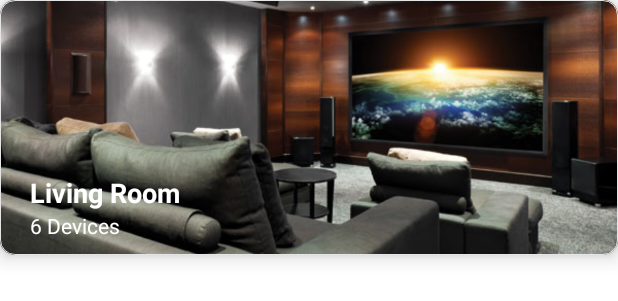
After one commit to ihebhm/smarty-home, an Android app: the layout item_room.xml on its own in the app's theme, with its tools: preview values and no code run, on a phone screen of 412 x 824 dp. The commit adds this screen. Shown: the top 301 px of the screen. Run offline under Robolectric (Android 15) with nearby library versions, the phone set to English and light mode, and no system bars.

Commit message:
add home design + show home data

```diff
--- /dev/null
+++ b/app/src/main/res/layout/item_room.xml
@@ -0,0 +1,71 @@
+<?xml version="1.0" encoding="utf-8"?>
+<layout xmlns:android="http://schemas.android.com/apk/res/android"
+    xmlns:app="http://schemas.android.com/apk/res-auto"
+    xmlns:tools="http://schemas.android.com/tools">
+
+    <data>
+
+        <import type="android.view.View" />
+
+        <variable
+            name="item"
+            type="com.android.smartyhome.model.Room" />
+
+        <variable
+            name="viewModel"
+            type="com.android.smartyhome.viewModels.HomeViewModel" />
+
+    </data>
+
+    <com.google.android.material.card.MaterialCardView
+        style="@style/Widget.Doc.Card"
+        android:layout_width="match_parent"
+        android:layout_height="170dp"
+        app:layout_constraintWidth_percent="0.85"
+        app:strokeColor="@color/color_stroke"
+        android:layout_marginBottom="10dp"
+        app:strokeWidth="0.1dp">
+
+        <androidx.constraintlayout.widget.ConstraintLayout
+            android:layout_width="match_parent"
+            android:layout_height="match_parent">
+
+            <ImageView
+                android:layout_width="match_parent"
+                android:layout_height="wrap_content"
+                android:scaleType="centerCrop"
+                android:src="@{item.image}"
+                app:layout_constraintBottom_toBottomOf="parent"
+                app:layout_constraintEnd_toEndOf="parent"
+                app:layout_constraintStart_toStartOf="parent"
+                app:layout_constraintTop_toTopOf="parent"
+                tools:src="@drawable/mediaroom"/>
+
+            <TextView
+                android:layout_width="wrap_content"
+                android:layout_height="wrap_content"
+                android:layout_marginStart="20dp"
+                android:textColor="@color/white"
+                android:textSize="18sp"
+                android:textStyle="bold"
+                android:text="@{item.name}"
+                app:layout_constraintBottom_toTopOf="@+id/devices_number_txt"
+                app:layout_constraintStart_toStartOf="parent"
+                tools:text="Living Room" />
+
+            <TextView
+                android:id="@+id/devices_number_txt"
+                android:layout_width="wrap_content"
+                android:layout_height="wrap_content"
+                android:layout_marginStart="20dp"
+                android:layout_marginBottom="10dp"
+                android:textColor="@color/white"
+                textInt="@{item.deviceNumber}"
+                app:layout_constraintBottom_toBottomOf="parent"
+                app:layout_constraintStart_toStartOf="parent"
+                tools:text="6 Devices" />
+
+
+        </androidx.constraintlayout.widget.ConstraintLayout>
+    </com.google.android.material.card.MaterialCardView>
+</layout>
--- a/app/src/main/res/values/colors.xml
+++ b/app/src/main/res/values/colors.xml
@@ -13,4 +13,7 @@
     <color name="black">#000000</color>
     <color name="hint_text">#C3C3C3</color>
     <color name="black_text">#212121</color>
+
+
+    <color name="color_stroke">#E5E5E5</color>
 </resources>
--- a/app/src/main/res/values/strings.xml
+++ b/app/src/main/res/values/strings.xml
@@ -6,4 +6,7 @@
     <string name="welcome_home">Welcome Home</string>
     <string name="name_hint">Your Name</string>
     <string name="continue_btn">CONTINUE</string>
+    <string name="welcome">Welcome</string>
+    <string name="devices">Devices</string>
+    <string name="device">Device</string>
 </resources>
--- a/app/src/main/res/values/styles.xml
+++ b/app/src/main/res/values/styles.xml
@@ -51,4 +51,11 @@
         <item name="android:textStyle">bold</item>
     </style>
 
+    <style name="Widget.Doc.Card" parent="Widget.MaterialComponents.CardView">
+        <item name="cardElevation">8dp</item>
+        <item name="backgroundColor">@color/white</item>
+        <item name="cardCornerRadius">10dp</item>
+    </style>
+
+
 </resources>
```
Also changed, not shown: app/src/main/java/com/android/smartyhome/model/Room.kt (added, +9 -0 lines), app/src/main/java/com/android/smartyhome/ui/adapters/HomeBindingAdapter.kt (added, +22 -0 lines), app/src/main/java/com/android/smartyhome/ui/adapters/RoomsAdapter.kt (added, +38 -0 lines), app/src/main/java/com/android/smartyhome/ui/fragments/HomeFragment.kt (+49 -2 lines), app/src/main/java/com/android/smartyhome/utils/Extensions.kt (added, +308 -0 lines), app/src/main/java/com/android/smartyhome/viewModels/HomeViewModel.kt (+9 -1 lines), app/src/main/res/layout/fragment_home.xml (+47 -9 lines), app/src/main/res/drawable/livingroom.png (added).
